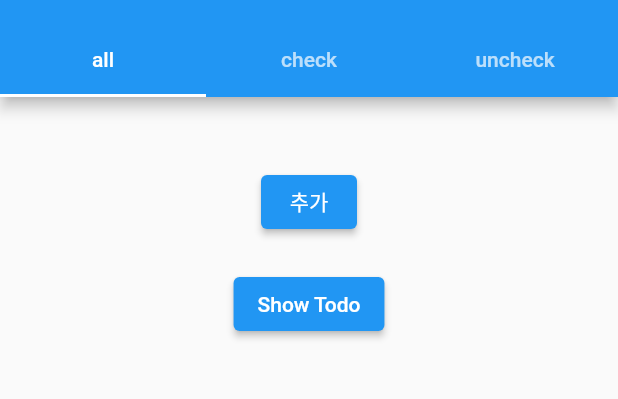
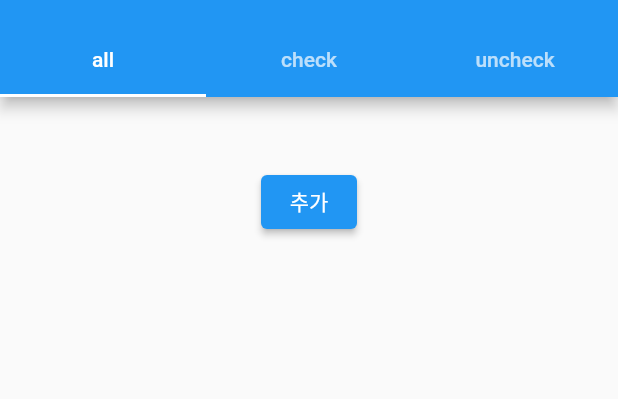
Before and after one commit to pyowonsik/card_list, a Flutter app: the screen it shows after launch, on a phone screen of 412 x 824 dp, the part 59-458 px from its top. Run offline on Flutter 3.47's test engine with Material 2 defaults, Android fonts, the light colour scheme and no system bars; our stand-ins replace bloc, equatable, flutter_bloc.

Commit message:
기능 구현 완료 리팩토링 전

```diff
--- a/lib/bloc/card_list_bloc.dart
+++ b/lib/bloc/card_list_bloc.dart
@@ -2,6 +2,8 @@ import 'package:bloc/bloc.dart';
 import 'package:card_list/bloc/card_list_state.dart';
 import 'package:card_list/bloc/card_list_event.dart';
 import 'package:card_list/todo/todo.dart';
+
+// id값을 따로 텍스트로 받아보자 , 지금 id값이랑 todo를 같이 쓰기 때문
 
 class CardListBloc extends Bloc<CardListEvent, CardListState> {
   CardListBloc()
--- a/lib/screen/all_card_screen.dart
+++ b/lib/screen/all_card_screen.dart
@@ -65,12 +65,6 @@ class AllCardScreen extends StatelessWidget {
                 },
                 child: const Text('추가')),
             const SizedBox(height: 20),
-            ElevatedButton(
-                onPressed: () {
-                  print(state.todoList);
-                },
-                child: const Text('Show Todo')),
-            const SizedBox(height: 30),
             Expanded(
                 child: ListView.builder(
               itemCount: state.todoList.length,
--- a/lib/screen/check_card_screen.dart
+++ b/lib/screen/check_card_screen.dart
@@ -20,12 +20,6 @@ class CheckCardScreen extends StatelessWidget {
         child: Column(
           children: [
             const SizedBox(height: 20),
-            ElevatedButton(
-                onPressed: () {
-                  print(state.checkedTodoList);
-                },
-                child: const Text('Show Checked')),
-            const SizedBox(height: 30),
             Expanded(
                 child: ListView.builder(
               itemCount: state.checkedTodoList.length,
```
